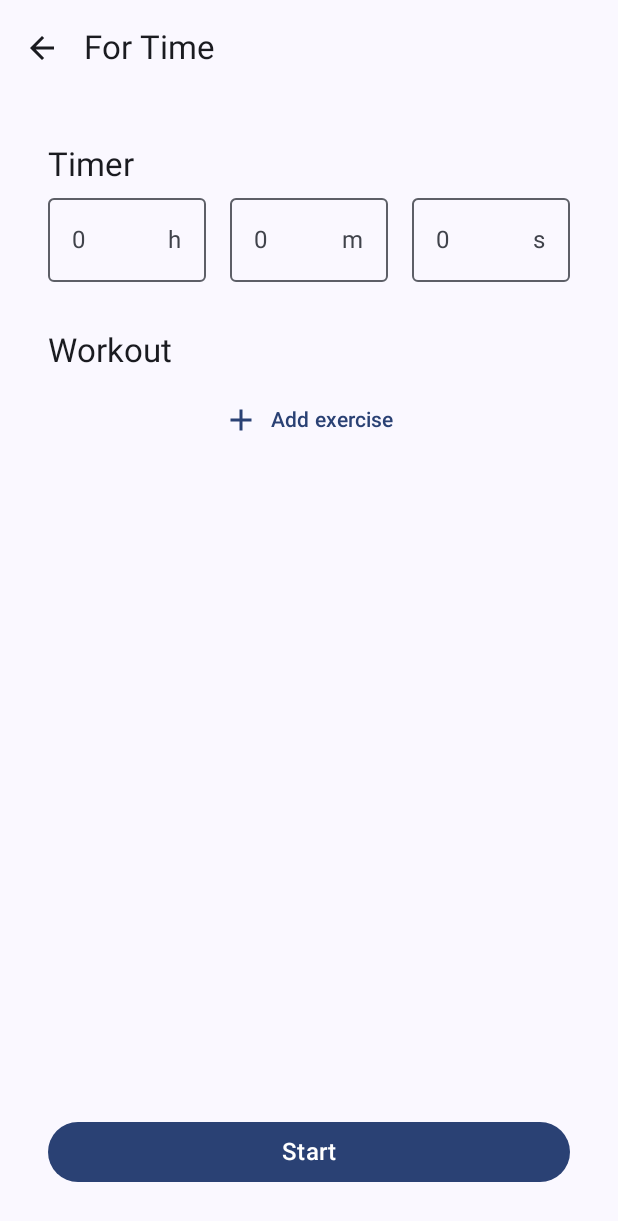
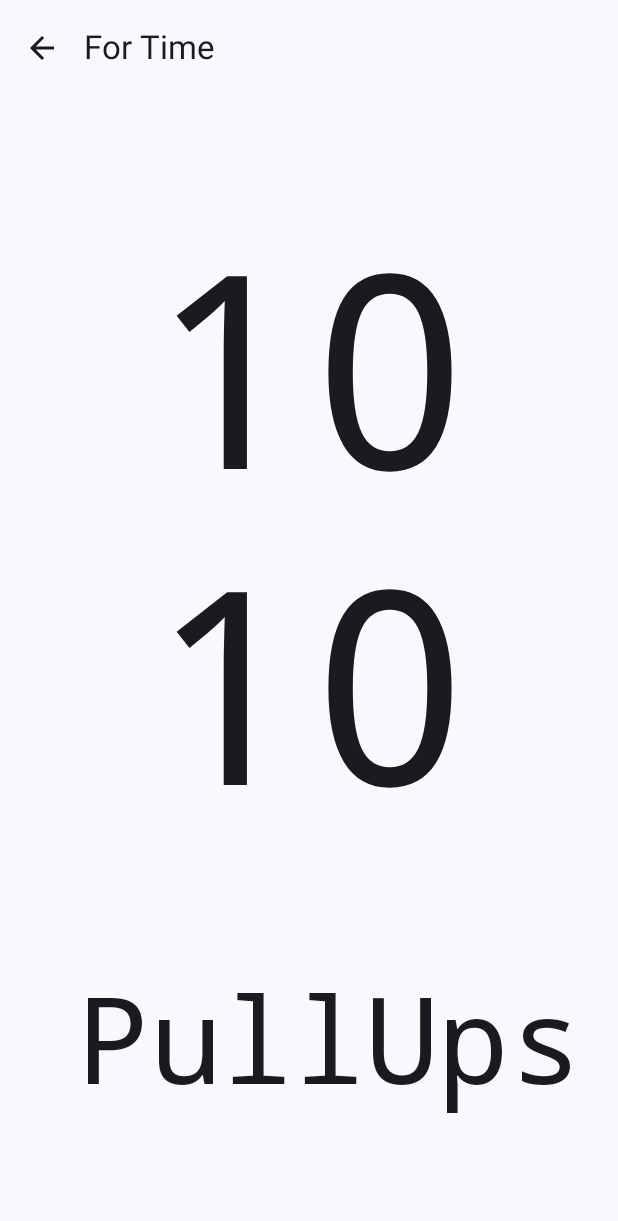
Before and after one commit to IvanTorGim/Workout-Timer, an Android app built with Jetpack Compose: the @Preview function ForTimeScreenPreview, on a phone screen of 412 x 824 dp. Shown: the top 1221 px of the screen. Run offline under Robolectric (Android 15) with nearby library versions, the phone set to English and light mode, and no system bars.

Commit message:
TimerScreen landscape and portrait

```diff
--- a/app/src/main/java/com/ivtogi/workouttimer/data/Exercise.kt
+++ b/app/src/main/java/com/ivtogi/workouttimer/data/Exercise.kt
@@ -1,8 +1,8 @@
 package com.ivtogi.workouttimer.data
 
 data class Exercise(
-    val quantity: String,
-    val name: String
+    val quantity: String = "",
+    val name: String = ""
 ) {
-    fun toFormatString(): String = "- $quantity $name"
+    fun toFormatString(): String = "-$quantity $name"
 }
--- /dev/null
+++ b/app/src/main/java/com/ivtogi/workouttimer/data/Timer.kt
@@ -0,0 +1,7 @@
+package com.ivtogi.workouttimer.data
+
+data class Timer(
+    val minutes: String = "",
+    val seconds: String = "",
+    val rounds: String = ""
+)
--- a/app/src/main/java/com/ivtogi/workouttimer/ui/screens/common/TimerFormularySection.kt
+++ b/app/src/main/java/com/ivtogi/workouttimer/ui/screens/common/TimerFormularySection.kt
@@ -19,10 +19,8 @@ import com.ivtogi.workouttimer.R
 
 @Composable
 fun TimerFormularySection(
-    hours: String,
     minutes: String,
     seconds: String,
-    onHoursChange: (String) -> Unit,
     onMinutesChange: (String) -> Unit,
     onSecondsChange: (String) -> Unit
 ) {
@@ -36,17 +34,6 @@ fun TimerFormularySection(
             .fillMaxWidth(),
         horizontalArrangement = Arrangement.spacedBy(16.dp)
     ) {
-        OutlinedTextField(
-            value = hours,
-            onValueChange = onHoursChange,
-            suffix = { Text(text = "h") },
-            placeholder = { Text(text = "0") },
-            keyboardOptions = KeyboardOptions(
-                keyboardType = KeyboardType.NumberPassword,
-                imeAction = ImeAction.Done
-            ),
-            modifier = Modifier.weight(1f)
-        )
         OutlinedTextField(
             value = minutes,
             onValueChange = onMinutesChange,
--- a/app/src/main/java/com/ivtogi/workouttimer/ui/screens/fortime/ForTimeScreen.kt
+++ b/app/src/main/java/com/ivtogi/workouttimer/ui/screens/fortime/ForTimeScreen.kt
@@ -1,15 +1,22 @@
 package com.ivtogi.workouttimer.ui.screens.fortime
 
+import androidx.compose.foundation.basicMarquee
+import androidx.compose.foundation.layout.Arrangement
+import androidx.compose.foundation.layout.Box
 import androidx.compose.foundation.layout.Column
 import androidx.compose.foundation.layout.Spacer
 import androidx.compose.foundation.layout.fillMaxSize
 import androidx.compose.foundation.layout.height
 import androidx.compose.foundation.layout.padding
+import androidx.compose.material3.MaterialTheme
 import androidx.compose.material3.Scaffold
+import androidx.compose.material3.Text
 import androidx.compose.runtime.Composable
 import androidx.compose.runtime.collectAsState
 import androidx.compose.runtime.getValue
+import androidx.compose.ui.Alignment
 import androidx.compose.ui.Modifier
+import androidx.compose.ui.platform.LocalConfiguration
 import androidx.compose.ui.tooling.preview.Preview
 import androidx.compose.ui.unit.dp
 import androidx.lifecycle.viewmodel.compose.viewModel
@@ -27,7 +34,7 @@ fun ForTimeScreen(
     onBackClick: () -> Unit
 ) {
     val state by viewModel.state.collectAsState()
-
+    val localConfiguration = LocalConfiguration.current
     Scaffold(
         topBar = {
             TopBar(
@@ -36,19 +43,70 @@ fun ForTimeScreen(
             )
         }
     ) { padding ->
+        Box(modifier = Modifier.padding(padding)) {
+            if (!state.isConfigured) {
+                if (localConfiguration.screenWidthDp > 600) {
+                    Column(
+                        modifier = Modifier.fillMaxSize(),
+                        horizontalAlignment = Alignment.CenterHorizontally,
+                        verticalArrangement = Arrangement.SpaceEvenly
+                    ) {
+                        Text(
+                            text = "${state.timer.minutes}:${state.timer.seconds}",
+                            style = MaterialTheme.typography.displayLarge
+                        )
+                        Text(
+                            text = state.workout.joinToString("  ") { it.toFormatString() },
+                            style = MaterialTheme.typography.displayMedium,
+                            modifier = Modifier.basicMarquee(velocity = 100.dp)
+                        )
+
+                    }
+                } else {
+                    Column(
+                        modifier = Modifier.fillMaxSize(),
+                        horizontalAlignment = Alignment.CenterHorizontally,
+                        verticalArrangement = Arrangement.SpaceEvenly
+                    ) {
+                        Column {
+                            Text(
+                                text = state.timer.minutes,
+                                style = MaterialTheme.typography.displayLarge
+                            )
+                            Text(
+                                text = state.timer.seconds,
+                                style = MaterialTheme.typography.displayLarge
+                            )
+
+                        }
+                        Text(
+                            text = state.workout.joinToString("  ") { it.toFormatString() },
+                            style = MaterialTheme.typography.displayMedium,
+                            modifier = Modifier.basicMarquee(velocity = 100.dp)
+                        )
+                    }
+                }
+            } else {
                 Column(
                     modifier = Modifier
                         .fillMaxSize()
-                .padding(padding)
                         .padding(32.dp)
                 ) {
                     TimerFormularySection(
-                hours = state.hours,
-                minutes = state.minutes,
-                seconds = state.seconds,
-                onHoursChange = { viewModel.formatTimerFields(it, UiState.FormatType.HOURS) },
-                onMinutesChange = { viewModel.formatTimerFields(it, UiState.FormatType.MINUTES) },
-                onSecondsChange = { viewModel.formatTimerFields(it, UiState.FormatType.SECONDS) }
+                        minutes = state.timer.minutes,
+                        seconds = state.timer.seconds,
+                        onMinutesChange = {
+                            viewModel.formatTimerFields(
+                                it,
+                                UiState.FormatType.MINUTES
+                            )
+                        },
+                        onSecondsChange = {
+                            viewModel.formatTimerFields(
+                                it,
+                                UiState.FormatType.SECONDS
+                            )
+                        }
                     )
                     Spacer(modifier = Modifier.height(32.dp))
                     ForTimeWorkoutSection(
@@ -59,7 +117,7 @@ fun ForTimeScreen(
                     Spacer(modifier = Modifier.weight(1f))
                     LargeButton(
                         textRes = R.string.start,
-                onClick = { TODO() }
+                        onClick = { viewModel.showTimer() }
                     )
                     if (state.showDialog) {
                         AddExerciseDialog(
@@ -72,11 +130,19 @@ fun ForTimeScreen(
                         )
                     }
                 }
+
+            }
+        }
+
     }
 }
 
 @Composable
 @Preview(showSystemUi = true)
+@Preview(
+    showSystemUi = true,
+    device = "spec:width=411dp,height=891dp,orientation=landscape"
+)
 fun ForTimeScreenPreview() {
     WorkoutTimerScreen {
         ForTimeScreen(onBackClick = {})
--- a/app/src/main/java/com/ivtogi/workouttimer/ui/screens/fortime/ForTimeViewModel.kt
+++ b/app/src/main/java/com/ivtogi/workouttimer/ui/screens/fortime/ForTimeViewModel.kt
@@ -2,9 +2,9 @@ package com.ivtogi.workouttimer.ui.screens.fortime
 
 import androidx.lifecycle.ViewModel
 import com.ivtogi.workouttimer.data.Exercise
+import com.ivtogi.workouttimer.data.Timer
 import com.ivtogi.workouttimer.ui.formatNumberField
 import com.ivtogi.workouttimer.ui.screens.fortime.UiState.FormatType
-import com.ivtogi.workouttimer.ui.screens.fortime.UiState.FormatType.HOURS
 import com.ivtogi.workouttimer.ui.screens.fortime.UiState.FormatType.MINUTES
 import com.ivtogi.workouttimer.ui.screens.fortime.UiState.FormatType.SECONDS
 import kotlinx.coroutines.flow.MutableStateFlow
@@ -16,11 +16,27 @@ class ForTimeViewModel : ViewModel() {
     private var _state = MutableStateFlow(UiState())
     val state: StateFlow<UiState> = _state.asStateFlow()
 
-    fun formatTimerFields(value: String, formatType: FormatType): Unit {
+    fun formatTimerFields(value: String, formatType: FormatType) {
         when (formatType) {
-            HOURS -> _state.update { it.copy(hours = value.formatNumberField(99)) }
-            MINUTES -> _state.update { it.copy(minutes = value.formatNumberField(60)) }
-            SECONDS -> _state.update { it.copy(seconds = value.formatNumberField(60)) }
+            MINUTES -> _state.update {
+                it.copy(
+                    timer = it.timer.copy(
+                        minutes = value.formatNumberField(
+                            60
+                        )
+                    )
+                )
+            }
+
+            SECONDS -> _state.update {
+                it.copy(
+                    timer = it.timer.copy(
+                        seconds = value.formatNumberField(
+                            60
+                        )
+                    )
+                )
+            }
         }
     }
 
@@ -40,16 +56,24 @@ class ForTimeViewModel : ViewModel() {
 
     fun showDialog() = _state.update { it.copy(showDialog = true) }
     fun hideDialog() = _state.update { it.copy(showDialog = false) }
+    fun showTimer() = _state.update { it.copy(isConfigured = true) }
 }
 
 data class UiState(
-    val hours: String = "",
-    val minutes: String = "",
-    val seconds: String = "",
-    val workout: List<Exercise> = emptyList(),
-    val showDialog: Boolean = false
+    val timer: Timer = Timer("10", "10", "0"),
+    val workout: List<Exercise> = listOf(
+        Exercise("12", "PullUps"),
+        Exercise("12", "m Row"),
+        Exercise("12", "PullUps"),
+        Exercise("12", "m Row"),
+        Exercise("12", "PullUps"),
+        Exercise("12", "m Row")
+    ),
+    val showDialog: Boolean = false,
+    val isConfigured: Boolean = false,
+    val isStarted: Boolean = false
 ) {
     enum class FormatType {
-        HOURS, MINUTES, SECONDS
+        MINUTES, SECONDS
     }
 }
```
Lines whose indentation alone changed are shown as unchanged.
